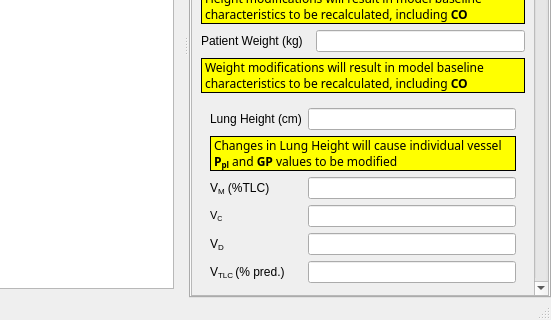
This is src/mainwindow.ui in AdamMajer/bshouty-lung-model as Qt 5 draws it before an edit; both pictures show x 421 to 972 and y 228 to 548 of the 972 by 548 pixel window. The edited form follows.
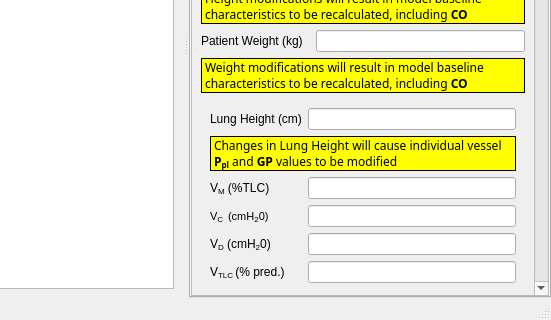
This is the edited form. Custom widgets are drawn as their Qt base class.

Commit message: Add units cmH20 to Vc and Vd parameters

Diff of the .ui file:
```diff
--- a/src/mainwindow.ui
+++ b/src/mainwindow.ui
@@ -161,9 +161,9 @@
             <property name="geometry">
              <rect>
               <x>0</x>
-              <y>-1008</y>
-              <width>378</width>
-              <height>1465</height>
+              <y>0</y>
+              <width>348</width>
+              <height>1444</height>
              </rect>
             </property>
             <layout class="QGridLayout" name="gridLayout">
@@ -993,7 +993,7 @@
 &lt;html&gt;&lt;head&gt;&lt;meta name=&quot;qrichtext&quot; content=&quot;1&quot; /&gt;&lt;style type=&quot;text/css&quot;&gt;
 p, li { white-space: pre-wrap; }
 &lt;/style&gt;&lt;/head&gt;&lt;body style=&quot; font-family:'Sans Serif'; font-size:9pt; font-weight:400; font-style:normal;&quot;&gt;
-&lt;p style=&quot; margin-top:0px; margin-bottom:0px; margin-left:0px; margin-right:0px; -qt-block-indent:0; text-indent:0px;&quot;&gt;&lt;span style=&quot; font-size:8pt;&quot;&gt;V&lt;/span&gt;&lt;span style=&quot; font-size:8pt; vertical-align:sub;&quot;&gt;C &lt;/span&gt;&lt;/p&gt;&lt;/body&gt;&lt;/html&gt;</string>
+&lt;p style=&quot; margin-top:0px; margin-bottom:0px; margin-left:0px; margin-right:0px; -qt-block-indent:0; text-indent:0px;&quot;&gt;&lt;span style=&quot; font-size:8pt;&quot;&gt;V&lt;/span&gt;&lt;span style=&quot; font-size:10pt; vertical-align:sub;&quot;&gt;C&lt;/span&gt;&lt;span style=&quot; font-size:8pt; vertical-align:sub;&quot;&gt; &lt;/span&gt;&lt;span style=&quot; font-size:8pt;&quot;&gt; (cmH&lt;/span&gt;&lt;span style=&quot; font-size:10pt; vertical-align:sub;&quot;&gt;2&lt;/span&gt;&lt;span style=&quot; font-size:8pt;&quot;&gt;0)&lt;/span&gt;&lt;/p&gt;&lt;/body&gt;&lt;/html&gt;</string>
                    </property>
                    <property name="buddy">
                     <cstring>Vc</cstring>
@@ -1010,7 +1010,7 @@
                  <item row="4" column="0">
                   <widget class="QLabel" name="label_16">
                    <property name="text">
-                    <string>&lt;html&gt;&lt;head/&gt;&lt;body&gt;&lt;p&gt;V&lt;span style=&quot; vertical-align:sub;&quot;&gt;D&lt;/span&gt;&lt;/p&gt;&lt;/body&gt;&lt;/html&gt;</string>
+                    <string>&lt;html&gt;&lt;head/&gt;&lt;body&gt;&lt;p&gt;V&lt;span style=&quot; font-size:10pt; vertical-align:sub;&quot;&gt;D&lt;/span&gt;&lt;span style=&quot; vertical-align:sub;&quot;/&gt; (cmH&lt;span style=&quot; font-size:10pt; vertical-align:sub;&quot;&gt;2&lt;/span&gt;0)&lt;/p&gt;&lt;/body&gt;&lt;/html&gt;</string>
                    </property>
                    <property name="buddy">
                     <cstring>Vd</cstring>
```
Left out of the diff: 2 changed lines with no effect on the pictures.
